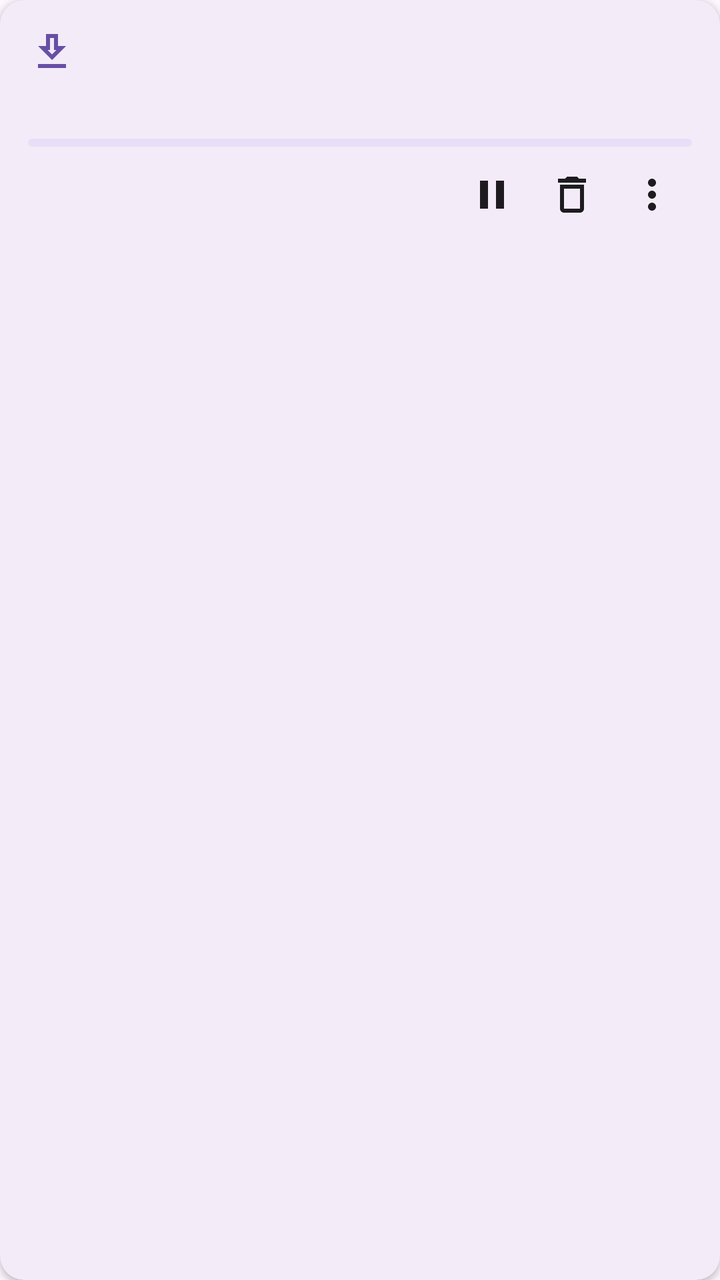
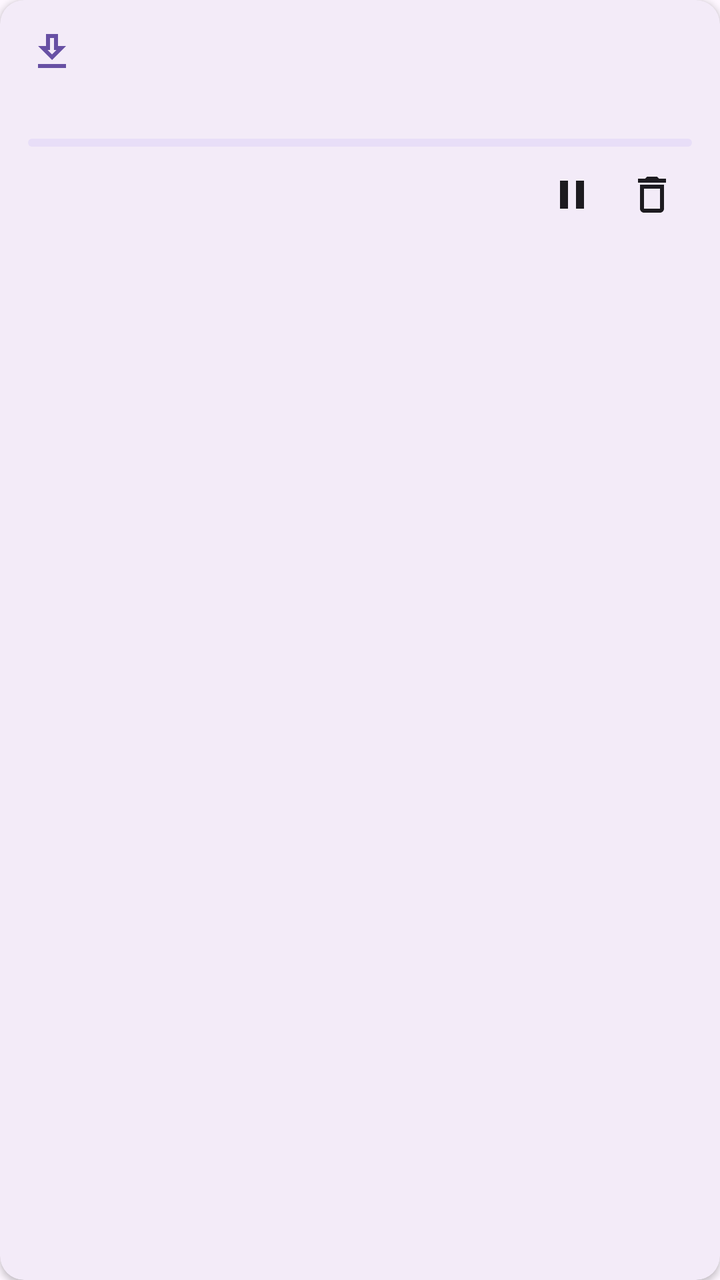

Screens rendered from an Android XML layout before and after an edit, with the pre-edit source and the edit as a unified diff.
<!-- AndroidManifest.xml: application theme Theme.Jelly -->
<!-- res/layout/item_download.xml -->
<?xml version="1.0" encoding="utf-8"?>
<com.google.android.material.card.MaterialCardView xmlns:android="http://schemas.android.com/apk/res/android"
    xmlns:app="http://schemas.android.com/apk/res-auto"
    android:layout_width="match_parent"
    android:layout_height="wrap_content"
    android:layout_margin="6dp"
    app:cardCornerRadius="12dp"
    app:cardElevation="2dp"
    app:strokeWidth="0dp">

    <LinearLayout
        android:layout_width="match_parent"
        android:layout_height="wrap_content"
        android:orientation="vertical"
        android:padding="14dp">

        <LinearLayout
            android:layout_width="match_parent"
            android:layout_height="wrap_content"
            android:gravity="center_vertical"
            android:orientation="horizontal">

            <ImageView
                android:layout_width="24dp"
                android:layout_height="24dp"
                android:contentDescription="@null"
                android:src="@drawable/ic_download"
                app:tint="?attr/colorPrimary" />

            <TextView
                android:id="@+id/downloadName"
                android:layout_width="0dp"
                android:layout_height="wrap_content"
                android:layout_marginStart="10dp"
                android:layout_weight="1"
                android:ellipsize="middle"
                android:maxLines="1"
                android:textColor="?attr/colorOnSurface"
                android:textSize="15sp"
                android:textStyle="bold" />

        </LinearLayout>

        <TextView
            android:id="@+id/downloadInfo"
            android:layout_width="match_parent"
            android:layout_height="wrap_content"
            android:layout_marginTop="6dp"
            android:textColor="?attr/colorOnSurfaceVariant"
            android:textSize="12.5sp" />

        <com.google.android.material.progressindicator.LinearProgressIndicator
            android:id="@+id/downloadProgress"
            android:layout_width="match_parent"
            android:layout_height="wrap_content"
            android:layout_marginTop="8dp"
            android:indeterminate="true"
            app:trackThickness="4dp" />

        <LinearLayout
            android:layout_width="match_parent"
            android:layout_height="wrap_content"
            android:layout_marginTop="4dp"
            android:gravity="end"
            android:orientation="horizontal">

            <ImageButton
                android:id="@+id/downloadPauseResume"
                android:layout_width="40dp"
                android:layout_height="40dp"
                android:background="?selectableItemBackgroundBorderless"
                android:contentDescription="@string/download_pause"
                android:src="@drawable/ic_pause_24dp"
                app:tint="?attr/colorOnSurface" />

            <ImageButton
                android:id="@+id/downloadCancel"
                android:layout_width="40dp"
                android:layout_height="40dp"
                android:background="?selectableItemBackgroundBorderless"
                android:contentDescription="@string/download_cancel"
                android:src="@drawable/ic_delete_action"
                app:tint="?attr/colorOnSurface" />

            <ImageButton
                android:id="@+id/downloadMore"
                android:layout_width="40dp"
                android:layout_height="40dp"
                android:background="?selectableItemBackgroundBorderless"
                android:contentDescription="@string/download_more"
                android:src="@drawable/ic_menu"
                app:tint="?attr/colorOnSurface" />

        </LinearLayout>

    </LinearLayout>

</com.google.android.material.card.MaterialCardView>
<!-- resources referenced by this layout -->
<resources>
  <!-- drawable ic_delete_action (drawable) -->
  <?xml version="1.0" encoding="utf-8"?>
  <vector xmlns:android="http://schemas.android.com/apk/res/android"
      android:width="24dp"
      android:height="24dp"
      android:tint="#000000"
      android:viewportWidth="24.0"
      android:viewportHeight="24.0">
      <path
          android:fillColor="@android:color/white"
          android:pathData="M16,9v10H8V9H16M14.5,3h-5l-1,1H5v2h14V4h-3.5L14.5,3L14.5,3zM18,7H6v12c0,1.1 0.9,2 2,2h8c1.1,0 2,-0.9 2,-2V7L18,7z" />
  </vector>
  <!-- drawable ic_download (drawable) -->
  <?xml version="1.0" encoding="utf-8"?>
  <vector xmlns:android="http://schemas.android.com/apk/res/android"
      android:width="24dp"
      android:height="24dp"
      android:tint="#000000"
      android:viewportWidth="24.0"
      android:viewportHeight="24.0">
      <path
          android:fillColor="@android:color/white"
          android:pathData="M13,5v6h1.17L12,13.17L9.83,11H11V5H13M15,3H9v6H5l7,7l7,-7h-4V3L15,3zM19,18H5v2h14V18L19,18z" />
  </vector>
  <!-- drawable ic_menu (drawable) -->
  <?xml version="1.0" encoding="utf-8"?>
  <vector xmlns:android="http://schemas.android.com/apk/res/android"
      android:width="24dp"
      android:height="24dp"
      android:tint="#000000"
      android:viewportWidth="24.0"
      android:viewportHeight="24.0">
      <path
          android:fillColor="@android:color/white"
          android:pathData="M12,8c1.1,0 2,-0.9 2,-2s-0.9,-2 -2,-2 -2,0.9 -2,2 0.9,2 2,2zM12,10c-1.1,0 -2,0.9 -2,2s0.9,2 2,2 2,-0.9 2,-2 -0.9,-2 -2,-2zM12,16c-1.1,0 -2,0.9 -2,2s0.9,2 2,2 2,-0.9 2,-2 -0.9,-2 -2,-2z" />
  </vector>
  <!-- drawable ic_pause_24dp (drawable) -->
  <?xml version="1.0" encoding="utf-8"?>
  <vector xmlns:android="http://schemas.android.com/apk/res/android"
      android:width="24dp"
      android:height="24dp"
      android:tint="#000000"
      android:viewportWidth="24.0"
      android:viewportHeight="24.0">
      <path
          android:fillColor="@android:color/white"
          android:pathData="M6,19h4L10,5L6,5v14zM14,5v14h4L18,5h-4z" />
  </vector>
  <string name="download_cancel">Cancel</string>
  <string name="download_more">More actions</string>
  <string name="download_pause">Pause</string>
  <style name="Theme.Jelly" parent="Theme.Material3.DayNight">
          <item name="android:enforceNavigationBarContrast" tools:targetApi="q">true</item>
          <item name="android:navigationBarColor">@android:color/transparent</item>
          <item name="android:statusBarColor">@android:color/transparent</item>
          <item name="android:windowLightStatusBar">?attr/isLightTheme</item>
          <item name="alertDialogTheme">@style/Theme.Jelly.AlertDialog</item>
          <item name="materialAlertDialogTheme">@style/Theme.Jelly.AlertDialog</item>
          <item name="autoCompleteTextViewStyle">@style/Theme.Jelly.AutoCompleteTextViewStyle</item>
      </style>
  <style name="Theme.Jelly.AlertDialog" parent="ThemeOverlay.Material3.MaterialAlertDialog">
          <item name="android:colorBackground">?attr/colorSurface</item>
          <item name="dialogCornerRadius">16dp</item>
      </style>
  <style name="Theme.Jelly.AutoCompleteTextViewStyle" parent="Widget.AppCompat.AutoCompleteTextView">
          <item name="android:textSize">16sp</item>
      </style>
</resources>

<!-- the commit's change to res/layout/item_download.xml (unified diff, before → after) -->
@@ -82,15 +82,6 @@
                 android:src="@drawable/ic_delete_action"
                 app:tint="?attr/colorOnSurface" />
 
-            <ImageButton
-                android:id="@+id/downloadMore"
-                android:layout_width="40dp"
-                android:layout_height="40dp"
-                android:background="?selectableItemBackgroundBorderless"
-                android:contentDescription="@string/download_more"
-                android:src="@drawable/ic_menu"
-                app:tint="?attr/colorOnSurface" />
-
         </LinearLayout>
 
     </LinearLayout>
<!-- resource entries referenced after the edit -->
@@ -24,18 +24,6 @@
           android:fillColor="@android:color/white"
           android:pathData="M13,5v6h1.17L12,13.17L9.83,11H11V5H13M15,3H9v6H5l7,7l7,-7h-4V3L15,3zM19,18H5v2h14V18L19,18z" />
   </vector>
-  <!-- drawable ic_menu (drawable) -->
-  <?xml version="1.0" encoding="utf-8"?>
-  <vector xmlns:android="http://schemas.android.com/apk/res/android"
-      android:width="24dp"
-      android:height="24dp"
-      android:tint="#000000"
-      android:viewportWidth="24.0"
-      android:viewportHeight="24.0">
-      <path
-          android:fillColor="@android:color/white"
-          android:pathData="M12,8c1.1,0 2,-0.9 2,-2s-0.9,-2 -2,-2 -2,0.9 -2,2 0.9,2 2,2zM12,10c-1.1,0 -2,0.9 -2,2s0.9,2 2,2 2,-0.9 2,-2 -0.9,-2 -2,-2zM12,16c-1.1,0 -2,0.9 -2,2s0.9,2 2,2 2,-0.9 2,-2 -0.9,-2 -2,-2z" />
-  </vector>
   <!-- drawable ic_pause_24dp (drawable) -->
   <?xml version="1.0" encoding="utf-8"?>
   <vector xmlns:android="http://schemas.android.com/apk/res/android"
@@ -49,7 +37,6 @@
           android:pathData="M6,19h4L10,5L6,5v14zM14,5v14h4L18,5h-4z" />
   </vector>
   <string name="download_cancel">Cancel</string>
-  <string name="download_more">More actions</string>
   <string name="download_pause">Pause</string>
   <style name="Theme.Jelly" parent="Theme.Material3.DayNight">
           <item name="android:enforceNavigationBarContrast" tools:targetApi="q">true</item>
